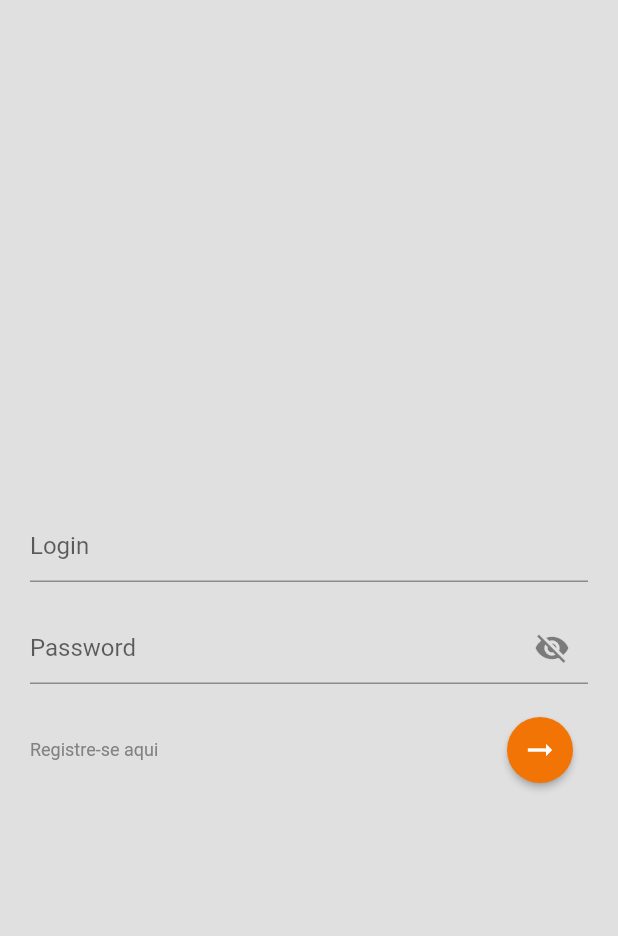
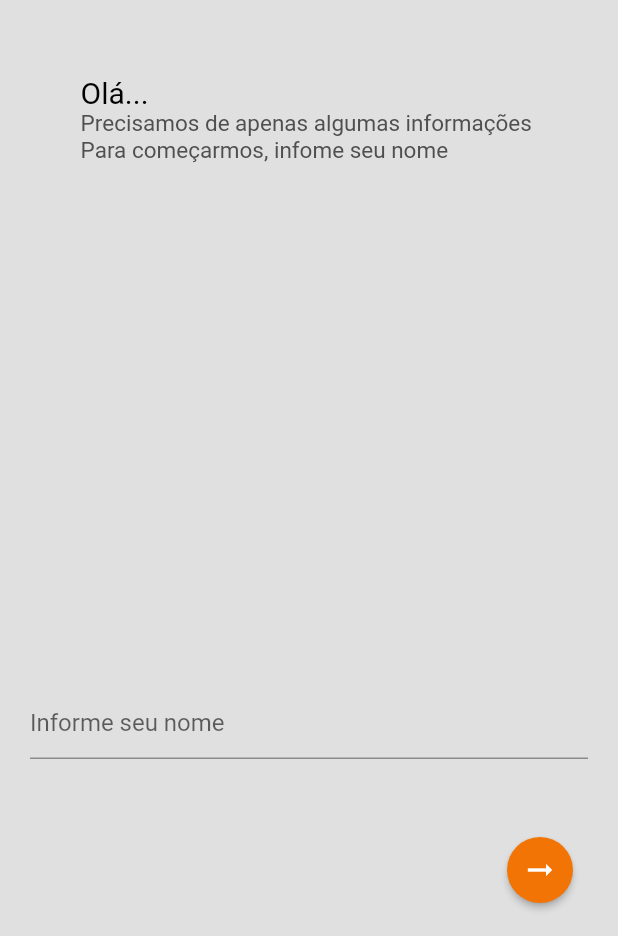
Before and after one commit to santos-gabriel/fin-helper, a Flutter app: the screen it shows after launch, after a tap on the "arrow right alt" icon, on a phone screen of 412 x 824 dp, the part 300-1236 px from its top. Run offline on Flutter 3.47's test engine with Material 2 defaults, Android fonts, the phone set to English and light mode, and no system bars; our stand-ins replace flutter_masked_text2, flutter_speed_dial, google_fonts, google_sign_in, image_picker, shared_preferences and 1 more; missing offline and left inert: animated_card; accounts and stored records are empty.

Commit message:
Updating to local login and local photo storage

```diff
--- a/lib/src/modules/login/login_controller.dart
+++ b/lib/src/modules/login/login_controller.dart
@@ -5,6 +5,15 @@ import 'package:google_sign_in/google_sign_in.dart';
 
 class LoginController {
   final authController = AuthController();
+
+  String name = '';
+
+  void onChange({String? prName}) {
+    name = prName!;
+  }
+
+  String? validateName(String? value) =>
+      value?.isEmpty ?? true ? "Por favor, informe seu nome" : null;
 
   Future<void> localSignUp(
       BuildContext context, String name, String password) async {
@@ -18,17 +27,20 @@ class LoginController {
     }
   }
 
-  Future<void> localSignIn(
-      BuildContext context, String name, String password) async {
+  bool validate() {
+    bool bolName = name.isEmpty ? false : true;
+    if (bolName) {
+      return true;
+    } else {
+      return false;
+    }
+  }
+
+  Future<void> localSignIn(BuildContext context) async {
     try {
-      await authController.currentUser(context);
-      if (authController.user != null) {
-        if ((authController.user.name == name) &&
-            (authController.user.password == password)) {
-          final user =
-              UserModel(name: name, photoURL: null, password: password);
-          authController.setUser(context, user);
-        }
+      if (validate()) {
+        final user = UserModel(name: name, photoURL: null, password: null);
+        authController.setUserPhoto(context, user);
       }
     } catch (error) {
       print(error);
--- a/lib/src/modules/login/login_page.dart
+++ b/lib/src/modules/login/login_page.dart
@@ -1,8 +1,8 @@
 import 'package:finhelper/src/modules/login/login_controller.dart';
 import 'package:finhelper/src/shared/components/custom_input_text/custom_input_text.dart';
-import 'package:finhelper/src/shared/components/social_login/social_login_button.dart';
 import 'package:finhelper/src/shared/themes/app_colors.dart';
 import 'package:finhelper/src/shared/themes/app_images.dart';
+import 'package:finhelper/src/shared/themes/app_text_styles.dart';
 import 'package:flutter/material.dart';
 
 class LoginPage extends StatefulWidget {
@@ -13,9 +13,6 @@ class LoginPage extends StatefulWidget {
 }
 
 class _LoginPageState extends State<LoginPage> {
-  bool isShowingPassword = false;
-  String login = '';
-  String password = '';
   @override
   Widget build(BuildContext context) {
     // final size = MediaQuery.of(context).size;
@@ -36,7 +33,32 @@ class _LoginPageState extends State<LoginPage> {
             ),
           ),
           Positioned(
-              bottom: 100,
+            top: 250,
+            left: 20,
+            right: 20,
+            child: Column(
+                mainAxisAlignment: MainAxisAlignment.center,
+                crossAxisAlignment: CrossAxisAlignment.center,
+                children: [
+                  Text.rich(
+                    TextSpan(
+                        text: 'Olá... \n',
+                        style: AppTextStyles.titlePagesBlack,
+                        children: [
+                          TextSpan(
+                            text: 'Precisamos de apenas algumas informações \n',
+                            style: AppTextStyles.buttonGray,
+                          ),
+                          TextSpan(
+                            text: 'Para começarmos, infome seu nome ',
+                            style: AppTextStyles.buttonGray,
+                          ),
+                        ]),
+                  ),
+                ]),
+          ),
+          Positioned(
+            bottom: 20,
             right: 20,
             left: 20,
             child: Container(
@@ -45,61 +67,15 @@ class _LoginPageState extends State<LoginPage> {
                 crossAxisAlignment: CrossAxisAlignment.end,
                 children: [
                   Padding(
-                      padding: const EdgeInsets.only(bottom: 20),
+                    padding: const EdgeInsets.only(bottom: 50),
                     child: CustomInputText(
-                        label: 'Login',
+                      label: 'Informe seu nome',
                       onChanged: (value) {
-                          setState(() {
-                            login = value;
-                          });
+                        controller.onChange(prName: value);
                       },
                       style: TextStyle(),
                       labelStyle: TextStyle(),
-                      ),
-                    ),
-                    Padding(
-                      padding: const EdgeInsets.only(bottom: 20),
-                      child: CustomInputText(
-                        label: 'Password',
-                        onChanged: (value) {
-                          setState(() {
-                            password = value;
-                          });
-                        },
-                        style: TextStyle(),
-                        labelStyle: TextStyle(),
-                        isObscure: isShowingPassword,
-                        isEnableAutocorrect: false,
-                        isEnableSuggestions: false,
-                        sufixIconWidget: GestureDetector(
-                          onTap: () {
-                            setState(() {
-                              isShowingPassword = !isShowingPassword;
-                            });
-                          },
-                          child: Icon(
-                            isShowingPassword
-                                ? Icons.remove_red_eye
-                                : Icons.visibility_off,
-                          ),
-                        ),
-                      ),
-                    ),
-                    Row(
-                      mainAxisAlignment: MainAxisAlignment.spaceBetween,
-                      children: [
-                        GestureDetector(
-                          onTap: () {
-                            if (login.isNotEmpty && password.isNotEmpty) {
-                              controller.localSignUp(context, login, password);
-                            }
-                          },
-                          child: Text(
-                            'Registre-se aqui',
-                            style: TextStyle(
-                              color: AppColors.graySoft,
-                              fontSize: 12,
-                            ),
+                      validator: controller.validateName,
                     ),
                   ),
                   ElevatedButton(
@@ -108,9 +84,7 @@ class _LoginPageState extends State<LoginPage> {
                       padding: EdgeInsets.all(10),
                     ),
                     onPressed: () async {
-                            if (login.isNotEmpty && password.isNotEmpty) {
-                              controller.localSignIn(context, login, password);
-                            }
+                      controller.localSignIn(context);
                     },
                     child: Icon(
                       Icons.arrow_right_alt_sharp,
@@ -118,14 +92,7 @@ class _LoginPageState extends State<LoginPage> {
                   ),
                 ],
               ),
-                  ],
             ),
-              )
-              // child: SocialLoginButton(
-              //   onTap: () {
-              //     controller.googleSignIn(context);
-              //   },
-              // ),
           ),
         ],
       ),
--- a/lib/src/shared/auth/auth_controller.dart
+++ b/lib/src/shared/auth/auth_controller.dart
@@ -1,5 +1,8 @@
+import 'dart:io';
+
 import 'package:finhelper/src/shared/models/user_model.dart';
 import 'package:flutter/cupertino.dart';
+import 'package:path_provider/path_provider.dart';
 import 'package:shared_preferences/shared_preferences.dart';
 
 class AuthController {
@@ -11,7 +14,19 @@ class AuthController {
     if (user != null) {
       saveUser(user);
       _user = user;
-      Navigator.pushReplacementNamed(context, "/home", arguments: user);
+      // Navigator.pushReplacementNamed(context, "/home", arguments: user);
+      Navigator.pushReplacementNamed(context, "/login-local-auth",
+          arguments: user);
+    } else {
+      Navigator.pushReplacementNamed(context, "/login");
+    }
+  }
+
+  void setUserPhoto(BuildContext context, UserModel? user) {
+    if (user != null) {
+      saveUser(user);
+      _user = user;
+      Navigator.pushReplacementNamed(context, "/login-photo", arguments: user);
     } else {
       Navigator.pushReplacementNamed(context, "/login");
     }
@@ -44,6 +59,12 @@ class AuthController {
     final instance = await SharedPreferences.getInstance();
     await Future.delayed(Duration(seconds: 2));
     instance.remove("user");
+    final Directory path = await getApplicationDocumentsDirectory();
+    final String pathStr = path.path;
+    final File file = File('$pathStr/user.png');
+    if (await file.exists()) {
+      await file.delete();
+    }
     Navigator.pushReplacementNamed(context, "/login");
   }
 }
```
Also changed, not shown: lib/src/modules/login_photo/login_photo_page.dart (added, +184 -0 lines), lib/src/shared/components/custom_app_bar/custom_app_bar.dart (+22 -4 lines). Lines whose indentation alone changed are shown as unchanged.
